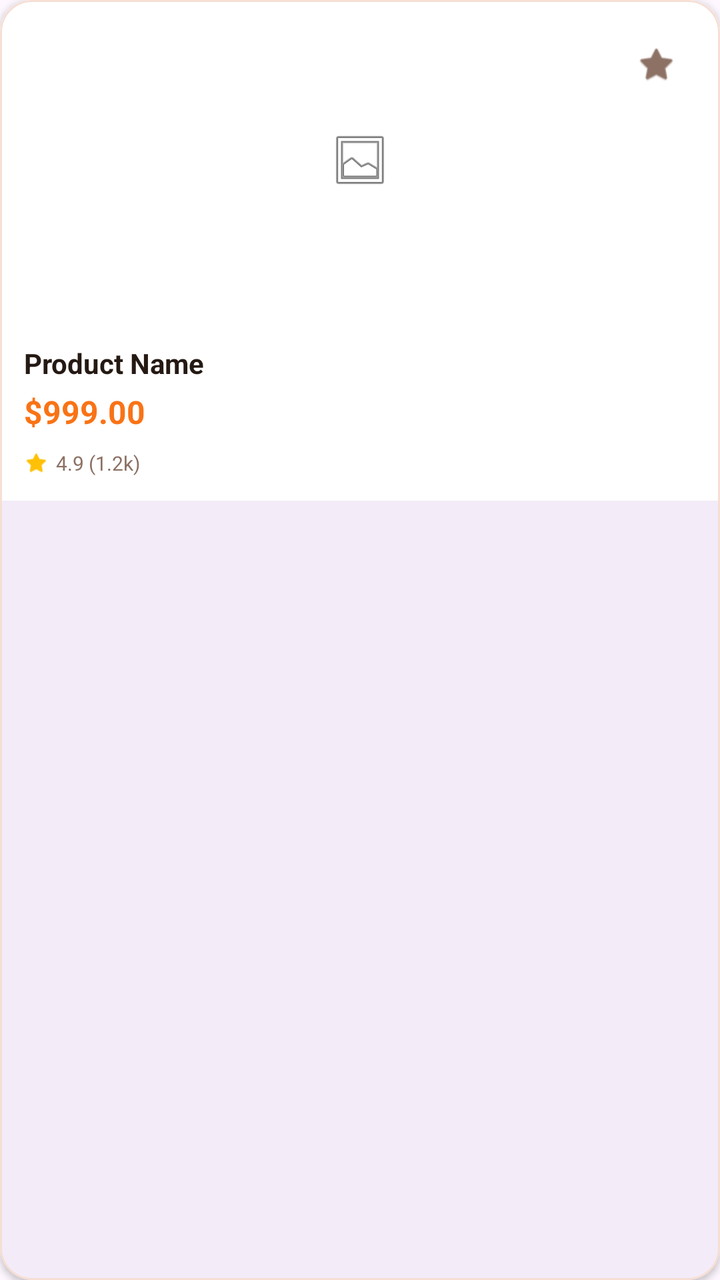
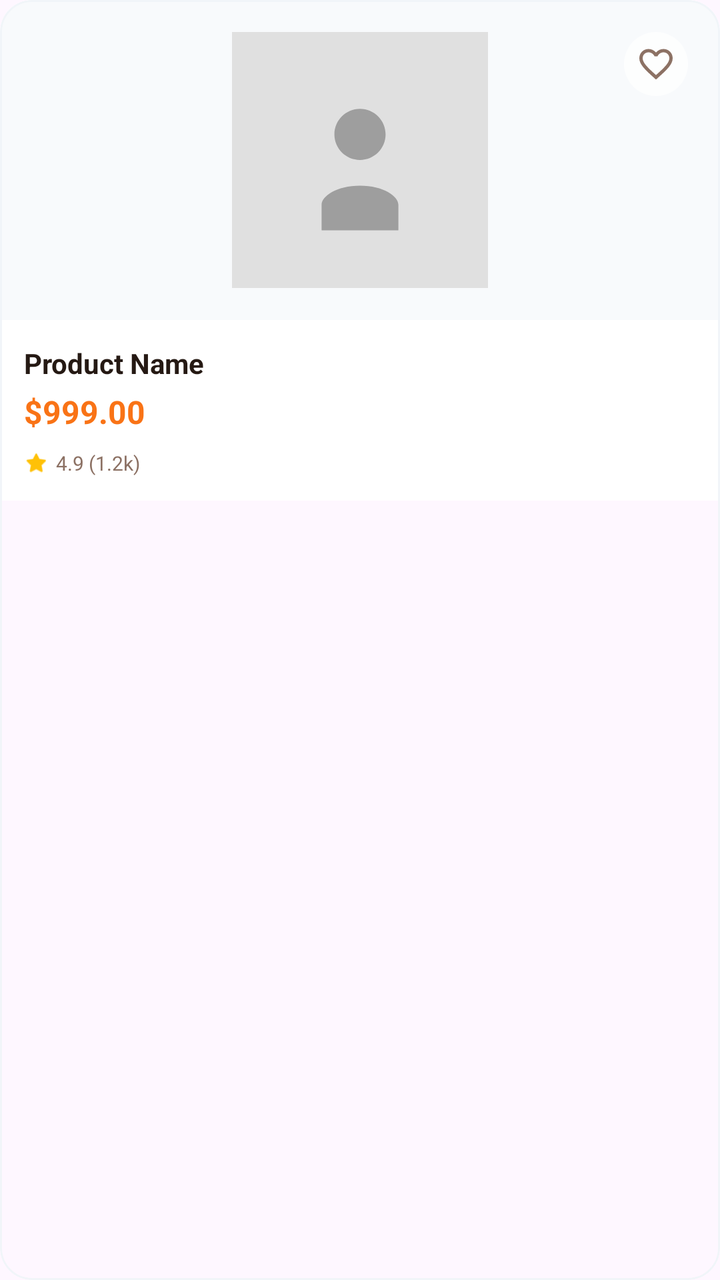

Screens rendered from an Android XML layout before and after an edit, with the pre-edit source and the edit as a unified diff.
<!-- AndroidManifest.xml: application theme Theme.BeckieDealApp -->
<!-- res/layout/product_card.xml -->
<?xml version="1.0" encoding="utf-8"?>
<com.google.android.material.card.MaterialCardView xmlns:android="http://schemas.android.com/apk/res/android"
    xmlns:app="http://schemas.android.com/apk/res-auto"
    android:layout_width="0dp"
    android:layout_height="wrap_content"
    android:layout_columnWeight="1"
    android:layout_margin="6dp"
    app:cardCornerRadius="16dp"
    app:cardElevation="2dp"
    app:strokeWidth="1dp"
    app:strokeColor="#F6DED3">

    <LinearLayout
        android:layout_width="match_parent"
        android:layout_height="wrap_content"
        android:background="#FFFFFF"
        android:orientation="vertical">

        
        <FrameLayout
            android:layout_width="match_parent"
            android:layout_height="160dp"
            android:background="#FFFFFF"
            android:padding="16dp">

            <ImageView
                android:id="@+id/productImage"
                android:layout_width="match_parent"
                android:layout_height="match_parent"
                android:scaleType="centerInside"
                android:src="@android:drawable/ic_menu_gallery" />

            <ImageView
                android:id="@+id/favoriteIcon"
                android:layout_width="32dp"
                android:layout_height="32dp"
                android:layout_gravity="top|end"
                android:background="@drawable/favorite_background"
                android:padding="6dp"
                android:src="@android:drawable/btn_star_big_off"
                android:tint="#8C7164" />

        </FrameLayout>

        
        <LinearLayout
            android:layout_width="match_parent"
            android:layout_height="wrap_content"
            android:orientation="vertical"
            android:padding="12dp">

            <TextView
                android:id="@+id/productName"
                android:layout_width="match_parent"
                android:layout_height="wrap_content"
                android:ellipsize="end"
                android:maxLines="1"
                android:text="Product Name"
                android:textColor="#251913"
                android:textSize="14sp"
                android:textStyle="bold" />

            <TextView
                android:id="@+id/productPrice"
                android:layout_width="wrap_content"
                android:layout_height="wrap_content"
                android:layout_marginTop="4dp"
                android:text="$999.00"
                android:textColor="#F97316"
                android:textSize="16sp"
                android:textStyle="bold" />

            <LinearLayout
                android:layout_width="wrap_content"
                android:layout_height="wrap_content"
                android:layout_marginTop="8dp"
                android:gravity="center_vertical"
                android:orientation="horizontal">

                <ImageView
                    android:layout_width="12dp"
                    android:layout_height="12dp"
                    android:src="@android:drawable/btn_star_big_on"
                    android:tint="#FFC107" />

                <TextView
                    android:id="@+id/productRating"
                    android:layout_width="wrap_content"
                    android:layout_height="wrap_content"
                    android:layout_marginStart="4dp"
                    android:text="4.9 (1.2k)"
                    android:textColor="#8C7164"
                    android:textSize="10sp" />

            </LinearLayout>

        </LinearLayout>

    </LinearLayout>

</com.google.android.material.card.MaterialCardView>
<!-- resources referenced by this layout -->
<resources>
  <!-- drawable favorite_background (drawable) -->
  <?xml version="1.0" encoding="utf-8"?>
  <shape xmlns:android="http://schemas.android.com/apk/res/android"
      android:shape="oval">
      <solid android:color="#CCFFFFFF" />
  </shape>
  <style name="Theme.BeckieDealApp" parent="Base.Theme.BeckieDealApp" />
  <style name="Base.Theme.BeckieDealApp" parent="Theme.Material3.DayNight.NoActionBar">
          
          
      </style>
</resources>

<!-- the commit's change to res/layout/product_card.xml (unified diff, before → after) -->
@@ -6,9 +6,9 @@
     android:layout_columnWeight="1"
     android:layout_margin="6dp"
     app:cardCornerRadius="16dp"
-    app:cardElevation="2dp"
+    app:cardElevation="0dp"
     app:strokeWidth="1dp"
-    app:strokeColor="#F6DED3">
+    app:strokeColor="#F1F5F9">
 
     <LinearLayout
         android:layout_width="match_parent"
@@ -20,7 +20,7 @@
         <FrameLayout
             android:layout_width="match_parent"
             android:layout_height="160dp"
-            android:background="#FFFFFF"
+            android:background="#F8FAFC"
             android:padding="16dp">
 
             <ImageView
@@ -28,7 +28,7 @@
                 android:layout_width="match_parent"
                 android:layout_height="match_parent"
                 android:scaleType="centerInside"
-                android:src="@android:drawable/ic_menu_gallery" />
+                android:src="@drawable/placeholder_image" />
 
             <ImageView
                 android:id="@+id/favoriteIcon"
@@ -37,8 +37,8 @@
                 android:layout_gravity="top|end"
                 android:background="@drawable/favorite_background"
                 android:padding="6dp"
-                android:src="@android:drawable/btn_star_big_off"
-                android:tint="#8C7164" />
+                android:src="@drawable/ic_favorite_border"
+                app:tint="#8C7164" />
 
         </FrameLayout>
 
@@ -81,7 +81,7 @@
                     android:layout_width="12dp"
                     android:layout_height="12dp"
                     android:src="@android:drawable/btn_star_big_on"
-                    android:tint="#FFC107" />
+                    app:tint="#FFC107" />
 
                 <TextView
                     android:id="@+id/productRating"
<!-- resource entries referenced after the edit -->
@@ -6,6 +6,35 @@
       android:shape="oval">
       <solid android:color="#CCFFFFFF" />
   </shape>
+  <!-- drawable ic_favorite_border (drawable) -->
+  <?xml version="1.0" encoding="utf-8"?>
+  <vector xmlns:android="http://schemas.android.com/apk/res/android"
+      android:width="24dp"
+      android:height="24dp"
+      android:viewportWidth="24"
+      android:viewportHeight="24">
+      <path
+          android:fillColor="#000000"
+          android:pathData="M16.5,3c-1.74,0 -3.41,0.81 -4.5,2.09C10.91,3.81 9.24,3 7.5,3C4.42,3 2,5.41 2,8.5c0,3.77 3.4,6.86 8.55,11.54L12,21.35l1.45,-1.32C18.6,15.36 22,12.27 22,8.5C22,5.41 19.58,3 16.5,3zM12.1,18.55l-0.1,0.1l-0.1,-0.1C7.14,14.24 4,11.39 4,8.5C4,6.5 5.5,5 7.5,5c1.54,0 3.04,0.99 3.57,2.36h1.87C13.46,5.99 14.96,5 16.5,5c2,0 3.5,1.5 3.5,3.5c0,2.89 -3.14,5.74 -7.9,10.05z" />
+  </vector>
+  <!-- drawable placeholder_image (drawable) -->
+  <?xml version="1.0" encoding="utf-8"?>
+  <vector xmlns:android="http://schemas.android.com/apk/res/android"
+      android:width="200dp"
+      android:height="200dp"
+      android:viewportWidth="200"
+      android:viewportHeight="200">
+  
+      
+      <path
+          android:fillColor="#E0E0E0"
+          android:pathData="M0,0h200v200h-200z" />
+  
+      
+      <path
+          android:fillColor="#9E9E9E"
+          android:pathData="M100,60c11.05,0 20,8.95 20,20s-8.95,20 -20,20 -20,-8.95 -20,-20 8.95,-20 20,-20zM100,120c18.28,0 30,8.28 30,15v20H70v-20c0,-6.72 11.72,-15 30,-15z" />
+  </vector>
   <style name="Theme.BeckieDealApp" parent="Base.Theme.BeckieDealApp" />
   <style name="Base.Theme.BeckieDealApp" parent="Theme.Material3.DayNight.NoActionBar">
           
